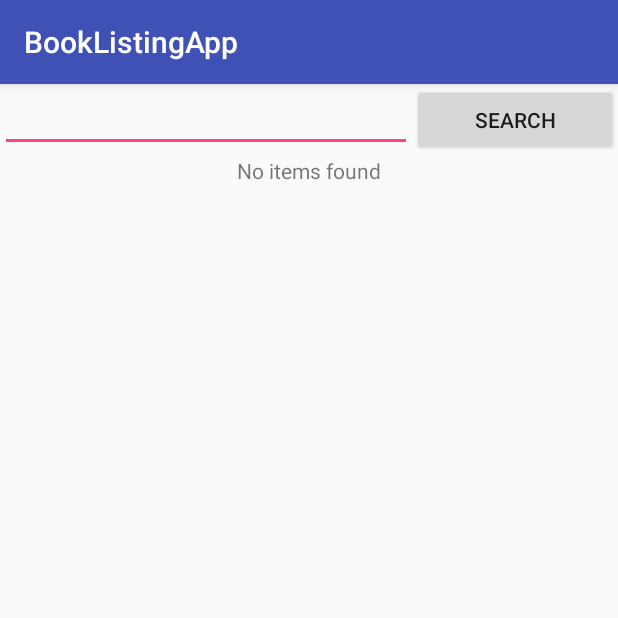
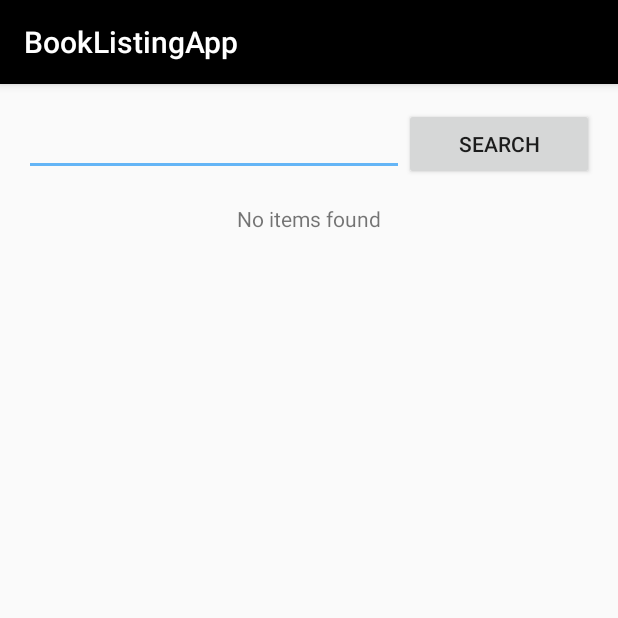
Before and after one commit to damwilin/BookListingApp, an Android app: the screen it shows after launch (MainActivity), after a tap on "SEARCH", on a phone screen of 412 x 824 dp, the top half of it. Run offline under Robolectric (Android 15) with nearby library versions, the phone set to English and light mode, and no system bars; our stand-ins replace ButterKnife.

```diff
--- a/app/src/main/AndroidManifest.xml
+++ b/app/src/main/AndroidManifest.xml
@@ -3,6 +3,7 @@
     package="com.wili.android.booklistingapp">
 
     <uses-permission android:name="android.permission.INTERNET" />
+    <uses-permission android:name="android.permission.ACCESS_NETWORK_STATE" />
     <application
         android:allowBackup="true"
         android:icon="@mipmap/ic_launcher"
--- a/app/src/main/java/com/wili/android/booklistingapp/MainActivity.java
+++ b/app/src/main/java/com/wili/android/booklistingapp/MainActivity.java
@@ -1,8 +1,9 @@
 package com.wili.android.booklistingapp;
-
-
 import android.app.LoaderManager;
+import android.content.Context;
 import android.content.Loader;
+import android.net.ConnectivityManager;
+import android.net.NetworkInfo;
 import android.os.Bundle;
 import android.support.v7.app.AppCompatActivity;
 import android.util.Log;
@@ -10,11 +11,11 @@ import android.view.View;
 import android.widget.Button;
 import android.widget.EditText;
 import android.widget.ListView;
+import android.widget.ProgressBar;
 import android.widget.TextView;
-
+import android.widget.Toast;
 import java.util.ArrayList;
 import java.util.List;
-
 import butterknife.BindView;
 import butterknife.ButterKnife;
 
@@ -29,6 +30,8 @@ public class MainActivity extends AppCompatActivity implements LoaderManager.Loa
     ListView listView;
     @BindView(R.id.empty_view)
     TextView emptyView;
+    @BindView(R.id.progress_bar)
+    ProgressBar progressBar;
     private String searchUrl;
     private BooksAdapter booksAdapter;
     private LoaderManager loaderManager;
@@ -41,12 +44,20 @@ public class MainActivity extends AppCompatActivity implements LoaderManager.Loa
         booksAdapter = new BooksAdapter(this, new ArrayList<BookItem>());
         listView.setEmptyView(emptyView);
         listView.setAdapter(booksAdapter);
-        loaderManager = getLoaderManager();
-        loaderManager.initLoader(LOADER_ID, null, this);
+        if (!isConnected()) {
+            emptyView.setText(R.string.no_connection);
+        } else {
+            loaderManager = getLoaderManager();
+            loaderManager.initLoader(LOADER_ID, null, this);
+        }
+
         searchButton.setOnClickListener(new View.OnClickListener() {
             @Override
             public void onClick(View v) {
-                search();
+                if (isConnected())
+                    search();
+                else
+                    Toast.makeText(MainActivity.this, R.string.no_connection, Toast.LENGTH_SHORT).show();
             }
         });
     }
@@ -58,10 +69,14 @@ public class MainActivity extends AppCompatActivity implements LoaderManager.Loa
 
     @Override
     public void onLoadFinished(Loader<List<BookItem>> loader, List<BookItem> data) {
+        progressBar.setVisibility(View.GONE);
         emptyView.setText(R.string.not_found);
         booksAdapter.clear();
-        if (data != null)
+        if (data != null) {
             booksAdapter.addAll(data);
+            String foundItems = getResources().getString(R.string.found) + data.size();
+            Toast.makeText(this, foundItems, Toast.LENGTH_SHORT).show();
+        }
     }
 
     @Override
@@ -70,6 +85,8 @@ public class MainActivity extends AppCompatActivity implements LoaderManager.Loa
     }
 
     private void search() {
+        emptyView.setVisibility(View.GONE);
+        progressBar.setVisibility(View.VISIBLE);
         String keywords = searchText.getText().toString();
         keywords = keywords.replaceAll(" ", "+");
         searchUrl = null;
@@ -77,4 +94,11 @@ public class MainActivity extends AppCompatActivity implements LoaderManager.Loa
         Log.e(MainActivity.class.getSimpleName(), searchUrl);
         loaderManager.restartLoader(LOADER_ID, null, this);
     }
+
+    private boolean isConnected() {
+        ConnectivityManager cm = (ConnectivityManager) getBaseContext().getSystemService(Context.CONNECTIVITY_SERVICE);
+        NetworkInfo activeNetwork = cm.getActiveNetworkInfo();
+        boolean isConnected = activeNetwork != null && activeNetwork.isConnectedOrConnecting();
+        return isConnected;
+    }
 }
--- a/app/src/main/java/com/wili/android/booklistingapp/Utils.java
+++ b/app/src/main/java/com/wili/android/booklistingapp/Utils.java
@@ -134,12 +134,12 @@ public class Utils {
                 for (int a = 0; a < authorsArray.length(); a++) {
                     authors.append(authorsArray.getString(a));
                 }
-                String title = volumeInfo.getString("title");
+                String title = volumeInfo.optString("title");
                 String subtitle = volumeInfo.optString("subtitle");
-                String pubDate = volumeInfo.getString("publishedDate");
+                String pubDate = volumeInfo.optString("publishedDate");
                 String description = volumeInfo.optString("description");
                 JSONObject imageLinks = volumeInfo.getJSONObject("imageLinks");
-                String thumbnailURL = imageLinks.getString("smallThumbnail");
+                String thumbnailURL = imageLinks.optString("smallThumbnail");
                 Bitmap thumbnailBm = createBitmap(thumbnailURL);
                 bookList.add(new BookItem(title, subtitle, authors.toString(), pubDate, thumbnailBm, description));
             }
--- a/app/src/main/res/layout/activity_main.xml
+++ b/app/src/main/res/layout/activity_main.xml
@@ -9,7 +9,8 @@
     <LinearLayout
         android:layout_width="match_parent"
         android:layout_height="wrap_content"
-        android:orientation="horizontal">
+        android:orientation="horizontal"
+        android:padding="16dp">
         <EditText
             android:id="@+id/search_text"
             android:layout_width="0dp"
@@ -32,4 +33,11 @@
         android:layout_width="wrap_content"
         android:layout_height="wrap_content"
         android:layout_gravity="center" />
+
+    <ProgressBar
+        android:id="@+id/progress_bar"
+        style="@style/Widget.AppCompat.ProgressBar"
+        android:layout_width="wrap_content"
+        android:layout_height="wrap_content"
+        android:layout_gravity="center" />
 </LinearLayout>
--- a/app/src/main/res/layout/book_item.xml
+++ b/app/src/main/res/layout/book_item.xml
@@ -2,7 +2,8 @@
 <LinearLayout xmlns:android="http://schemas.android.com/apk/res/android"
     xmlns:tools="http://schemas.android.com/tools"
     android:layout_width="match_parent"
-    android:layout_height="match_parent"
+    android:layout_height="wrap_content"
+    android:minHeight="100dp"
     android:orientation="horizontal">
 
     <ImageView
@@ -14,6 +15,7 @@
     <LinearLayout
         android:layout_width="wrap_content"
         android:layout_height="wrap_content"
+        android:layout_gravity="center_vertical"
         android:orientation="vertical">
 
         <TextView
--- a/app/src/main/res/values/colors.xml
+++ b/app/src/main/res/values/colors.xml
@@ -1,6 +1,6 @@
 <?xml version="1.0" encoding="utf-8"?>
 <resources>
-    <color name="colorPrimary">#3F51B5</color>
-    <color name="colorPrimaryDark">#303F9F</color>
-    <color name="colorAccent">#FF4081</color>
+    <color name="colorPrimary">#000000</color>
+    <color name="colorPrimaryDark">#000000</color>
+    <color name="colorAccent">#64b5f6</color>
 </resources>
--- a/app/src/main/res/values/strings.xml
+++ b/app/src/main/res/values/strings.xml
@@ -1,4 +1,6 @@
 <resources>
     <string name="app_name">BookListingApp</string>
     <string name="not_found">No items found</string>
+    <string name="no_connection">No internet connection</string>
+    <string name="found">Found: </string>
 </resources>
```
